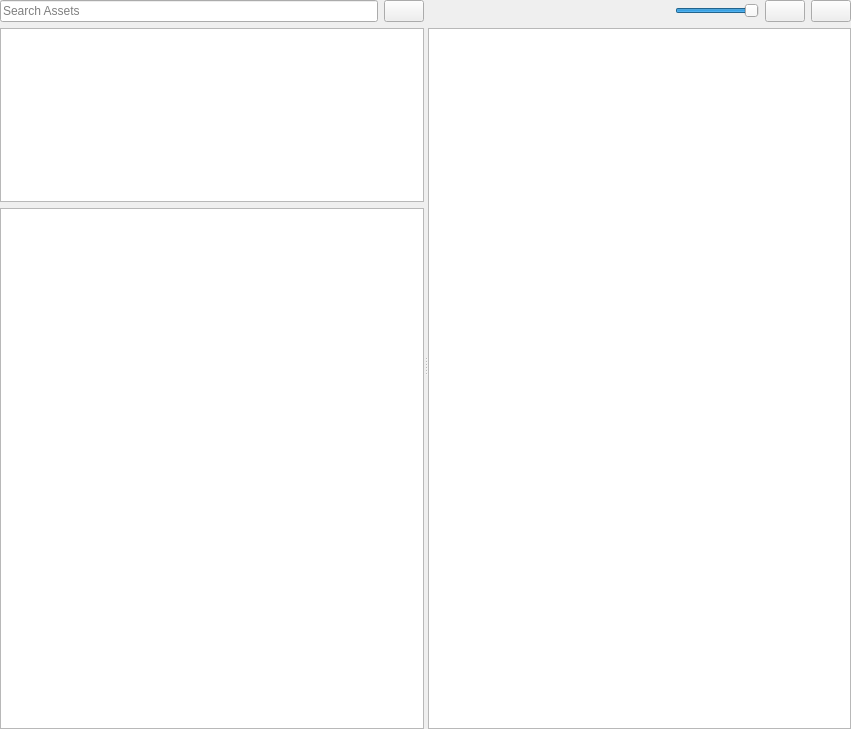
Qt form Tools/EditorFramework/Assets/AssetBrowserWidget.ui (isuhao/ezEngine) before a commit.
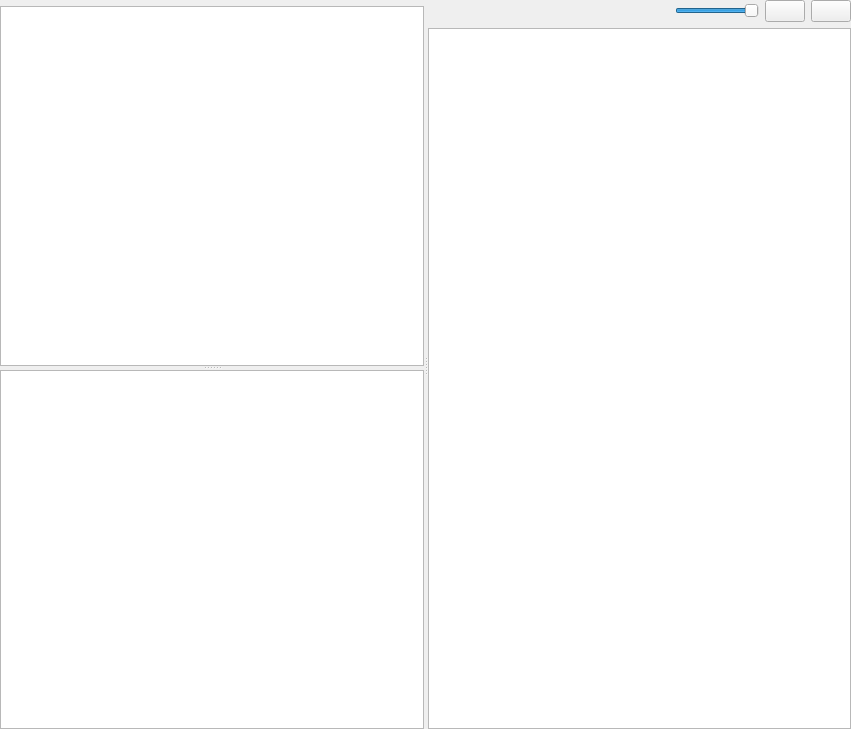
The same form after that commit. Icons and pictures are not drawn. Custom widgets are drawn as their Qt base class.

What changed in the file:
```diff
--- a/Tools/EditorFramework/Assets/AssetBrowserWidget.ui
+++ b/Tools/EditorFramework/Assets/AssetBrowserWidget.ui
@@ -32,33 +32,16 @@
       <bool>false</bool>
      </property>
      <widget class="QWidget" name="layoutWidget">
-      <layout class="QVBoxLayout" name="verticalLayout" stretch="0,1,3">
+      <layout class="QVBoxLayout" name="verticalLayout" stretch="0,1">
        <item>
-        <layout class="QHBoxLayout" name="horizontalLayout">
-         <item>
-          <widget class="QLineEdit" name="LineSearchFilter">
-           <property name="placeholderText">
-            <string>Search Assets</string>
-           </property>
-          </widget>
+        <widget class="ezQtSearchWidget" name="SearchWidget" native="true"/>
          </item>
          <item>
-          <widget class="QPushButton" name="ButtonClearSearch">
-           <property name="text">
-            <string/>
-           </property>
-           <property name="icon">
-            <iconset resource="../../../Code/Tools/GuiFoundation/QtResources/resources.qrc">
-             <normaloff>:/GuiFoundation/Icons/Delete16.png</normaloff>:/GuiFoundation/Icons/Delete16.png</iconset>
-           </property>
-          </widget>
-         </item>
-        </layout>
-       </item>
-       <item>
+        <widget class="QSplitter" name="LeftSplitter">
+         <property name="orientation">
+          <enum>Qt::Vertical</enum>
+         </property>
         <widget class="QListWidget" name="ListTypeFilter"/>
-       </item>
-       <item>
         <widget class="QTreeWidget" name="TreeFolderFilter">
          <property name="uniformRowHeights">
           <bool>true</bool>
@@ -75,6 +58,7 @@
           </property>
          </column>
         </widget>
+        </widget>
        </item>
       </layout>
      </widget>
@@ -190,6 +174,12 @@
    <extends>QListView</extends>
    <header location="global">EditorFramework/Assets/AssetBrowserView.moc.h</header>
   </customwidget>
+  <customwidget>
+   <class>ezQtSearchWidget</class>
+   <extends>QWidget</extends>
+   <header location="global">GuiFoundation/Widgets/SearchWidget.moc.h</header>
+   <container>1</container>
+  </customwidget>
  </customwidgets>
  <resources>
   <include location="../../../Code/Tools/GuiFoundation/QtResources/resources.qrc"/>
```
Left out of the diff: 34 changed lines with no effect on the pictures. Lines whose indentation alone changed are shown as unchanged.
